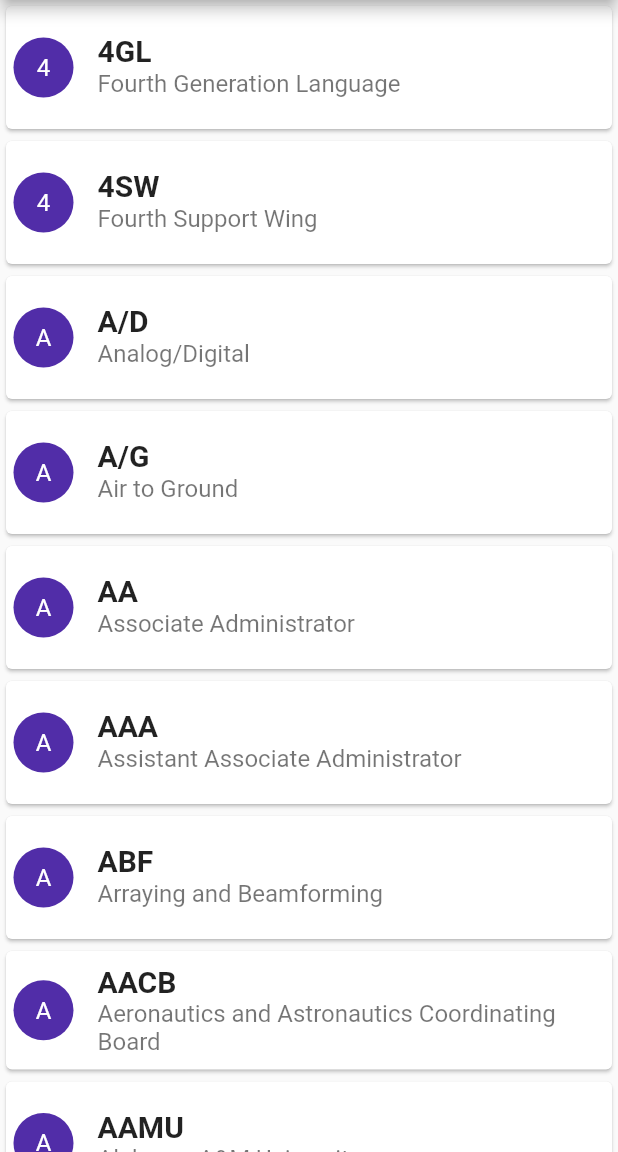
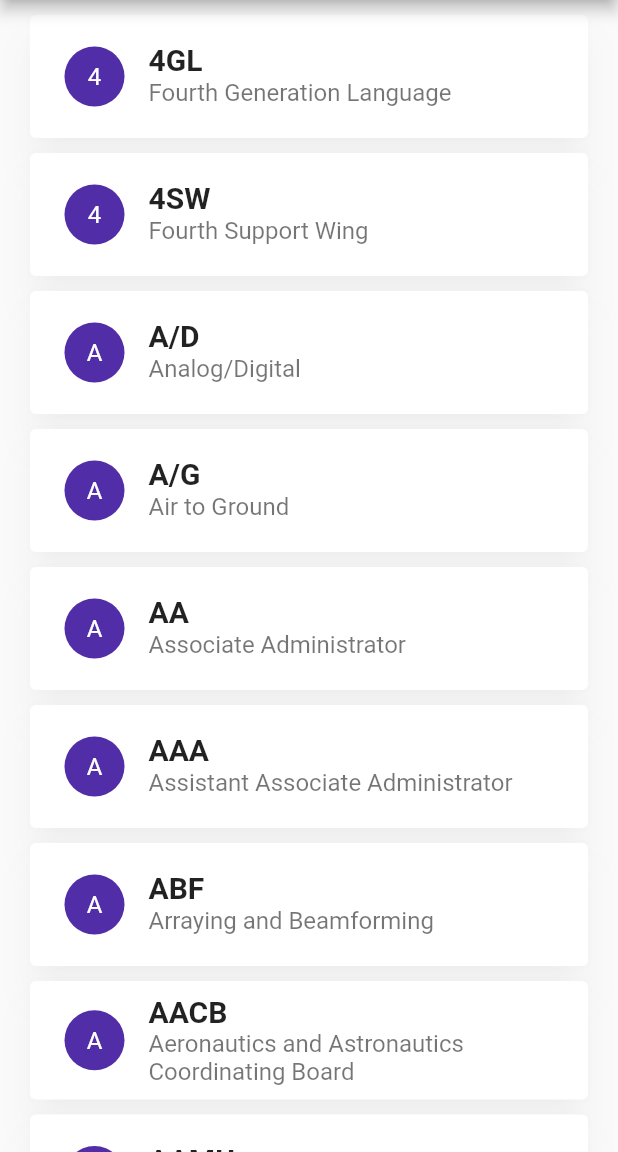
Before and after one commit to biswa1751/nasa-earth-dictionary, a Flutter app: the screen it shows after launch, on a phone screen of 412 x 824 dp, the part 84-1236 px from its top. Run offline on Flutter 3.47's test engine with Material 2 defaults, Android fonts, the phone set to English and light mode, and no system bars.

Commit message:
working web

```diff
--- a/lib/main.dart
+++ b/lib/main.dart
@@ -13,7 +13,7 @@ class MyApp extends StatelessWidget {
       theme: ThemeData(
         primarySwatch: Colors.deepPurple,
       ),
-      home: HomePage(),
+      home: const HomePage(),
     );
   }
 }
--- a/lib/screens/home_page.dart
+++ b/lib/screens/home_page.dart
@@ -31,9 +31,16 @@ class _HomePageState extends State<HomePage> {
         itemCount: _abbreviationKeys.length,
         itemBuilder: (context, i) {
           return Card(
+            margin:
+                const EdgeInsets.symmetric(horizontal: 20).copyWith(top: 10),
+            elevation: 10,
+            shadowColor: Colors.black.withOpacity(0.2),
             child: ListTile(
-              leading: CircleAvatar(
-                child: Text(_abbreviationKeys[i][0]),
+              leading: Padding(
+                padding: const EdgeInsets.only(left: 18.0),
+                child: CircleAvatar(
+                  child: Text(_abbreviationKeys[i][0]),
+                ),
               ),
               title: Text(
                 _abbreviationKeys[i],
```
